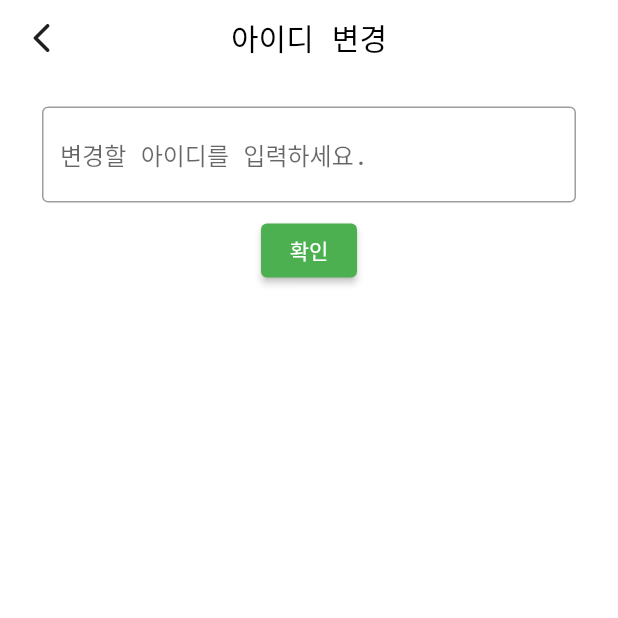
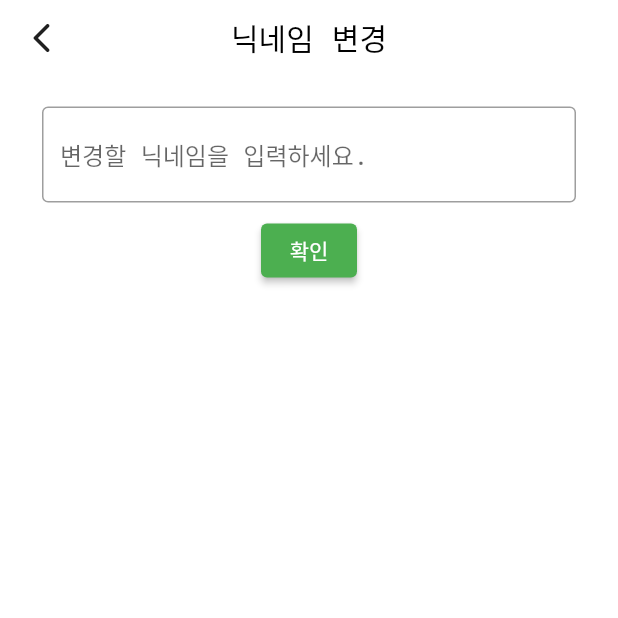
Before and after one commit to Seohyun-Back/RouF, a Flutter app: the ChangeUserId screen opened directly, on a phone screen of 412 x 824 dp, the top half of it. Run offline on Flutter 3.47's test engine with Material 2 defaults, Android fonts, the light colour scheme and no system bars; our stand-ins replace cloud_firestore, firebase_auth, firebase_core, flutter_calendar_carousel, modal_progress_hud_nsn; missing offline and left inert: flutterfire_ui; accounts and stored records are empty.

Commit message:
살짝쿵 보완

```diff
--- a/lib/screens/sidebar/settings_category/mypage.dart
+++ b/lib/screens/sidebar/settings_category/mypage.dart
@@ -1,5 +1,4 @@
-import 'package:RouF/screens/sidebar/settings_category/mypage_category/changeEmail.dart';
-import 'package:RouF/screens/sidebar/settings_category/mypage_category/changeUserId.dart';
+import 'package:RouF/screens/sidebar/settings_category/mypage_category/changeUserName.dart';
 import 'package:flutter/material.dart';
 import 'package:RouF/globals.dart' as globals;
 
@@ -73,7 +72,7 @@ class MyPage extends StatelessWidget {
                             contentPadding: EdgeInsets.symmetric(
                                 horizontal: 10.0, vertical: 0.0),
                             horizontalTitleGap: 5.0,
-                            title: Text('아이디',
+                            title: Text('닉네임',
                                 style: TextStyle(
                                   fontFamily: 'Mono',
                                   fontWeight: FontWeight.w400,
@@ -84,7 +83,7 @@ class MyPage extends StatelessWidget {
                               size: 13,
                             ),
                             onTap: () {
-                              print("아이디 is clicked");
+                              print("닉네임 is clicked");
                               Navigator.push(
                                 context,
                                 MaterialPageRoute(builder: (context) {
@@ -93,31 +92,31 @@ class MyPage extends StatelessWidget {
                               );
                             },
                           ),
-                          Divider(),
-                          ListTile(
-                              visualDensity: VisualDensity(vertical: -3.0),
-                              contentPadding: EdgeInsets.symmetric(
-                                  horizontal: 10.0, vertical: 0),
-                              horizontalTitleGap: 5.0,
-                              title: Text('이메일',
-                                  style: TextStyle(
-                                    fontFamily: 'Mono',
-                                    fontWeight: FontWeight.w400,
-                                  )),
-                              trailing: Icon(
-                                Icons.arrow_forward_ios_rounded,
-                                color: Colors.black,
-                                size: 13,
-                              ),
-                              onTap: () {
-                                print("이메일 is clicked");
-                                Navigator.push(
-                                  context,
-                                  MaterialPageRoute(builder: (context) {
-                                    return ChangeEmail();
-                                  }),
-                                );
-                              }),
+                          // Divider(),
+                          // ListTile(
+                          //     visualDensity: VisualDensity(vertical: -3.0),
+                          //     contentPadding: EdgeInsets.symmetric(
+                          //         horizontal: 10.0, vertical: 0),
+                          //     horizontalTitleGap: 5.0,
+                          //     title: Text('이메일',
+                          //         style: TextStyle(
+                          //           fontFamily: 'Mono',
+                          //           fontWeight: FontWeight.w400,
+                          //         )),
+                          //     trailing: Icon(
+                          //       Icons.arrow_forward_ios_rounded,
+                          //       color: Colors.black,
+                          //       size: 13,
+                          //     ),
+                          //     onTap: () {
+                          //       print("이메일 is clicked");
+                          //       Navigator.push(
+                          //         context,
+                          //         MaterialPageRoute(builder: (context) {
+                          //           return ChangeEmail();
+                          //         }),
+                          //       );
+                          //     }),
                           Divider(),
                           ListTile(
                             // minVerticalPadding: -10.0,
--- a/lib/screens/sidebar/settings_category/mypage_category/changeUserId.dart
+++ /dev/null
@@ -1,70 +0,0 @@
-import 'package:flutter/material.dart';
-
-class ChangeUserId extends StatefulWidget {
-  const ChangeUserId({Key? key}) : super(key: key);
-
-  @override
-  State<ChangeUserId> createState() => _ChangeUserIdState();
-}
-
-class _ChangeUserIdState extends State<ChangeUserId> {
-  @override
-  Widget build(BuildContext context) {
-    return Scaffold(
-      backgroundColor: Colors.white,
-      appBar: PreferredSize(
-        preferredSize: Size.fromHeight(50.0), // AppBar 사이즈 지정
-        child: AppBar(
-          backgroundColor: Colors.white, // AppBar 색상 지정
-          title: Text('아이디 변경', style: TextStyle(color: Colors.black)),
-
-          leading: IconButton(
-            onPressed: () {
-              Navigator.pop(context);
-            },
-            icon: Icon(Icons.arrow_back_ios_rounded),
-          ),
-
-          iconTheme: IconThemeData(color: Color.fromARGB(255, 32, 32, 32)),
-          elevation: 0.0,
-
-          centerTitle: true,
-        ),
-      ),
-      body: SafeArea(
-        child: Container(
-            padding: EdgeInsets.fromLTRB(20, 10, 20, 0),
-            child: Column(
-              crossAxisAlignment: CrossAxisAlignment.center,
-              children: [
-                SizedBox(
-                  height: 3,
-                ),
-                Container(
-                  margin: EdgeInsets.all(8),
-                  child: TextField(
-                    decoration: InputDecoration(
-                      border: OutlineInputBorder(),
-                      hintText: '변경할 아이디를 입력하세요.',
-                    ),
-                  ),
-                ),
-                ElevatedButton(
-                  style: ElevatedButton.styleFrom(
-                    primary: Colors.green,
-                  ),
-                  onPressed: () {
-                    ScaffoldMessenger.of(context).showSnackBar(SnackBar(
-                      content: Text("사용자 정보 변경은 준비중인 기능입니다."),
-                    ));
-                    //_handleSubmitted;
-                    Navigator.pop(context);
-                  },
-                  child: Text('확인'),
-                )
-              ],
-            )),
-      ),
-    );
-  }
-}
--- a/lib/screens/sidebar/settings_category/mypage_category/changeEmail.dart
+++ b/lib/screens/sidebar/settings_category/mypage_category/changeUserName.dart
@@ -1,13 +1,17 @@
+import 'package:cloud_firestore/cloud_firestore.dart';
 import 'package:flutter/material.dart';
+import 'package:RouF/globals.dart' as globals;
 
-class ChangeEmail extends StatefulWidget {
-  const ChangeEmail({Key? key}) : super(key: key);
+class ChangeUserId extends StatefulWidget {
+  const ChangeUserId({Key? key}) : super(key: key);
 
   @override
-  State<ChangeEmail> createState() => _ChangeEmailState();
+  State<ChangeUserId> createState() => _ChangeUserIdState();
 }
 
-class _ChangeEmailState extends State<ChangeEmail> {
+class _ChangeUserIdState extends State<ChangeUserId> {
+  String newUsername = '';
+  final TextEditingController _textController = new TextEditingController();
   @override
   Widget build(BuildContext context) {
     return Scaffold(
@@ -16,7 +20,7 @@ class _ChangeEmailState extends State<ChangeEmail> {
         preferredSize: Size.fromHeight(50.0), // AppBar 사이즈 지정
         child: AppBar(
           backgroundColor: Colors.white, // AppBar 색상 지정
-          title: Text('이메일 변경', style: TextStyle(color: Colors.black)),
+          title: Text('닉네임 변경', style: TextStyle(color: Colors.black)),
 
           leading: IconButton(
             onPressed: () {
@@ -45,8 +49,9 @@ class _ChangeEmailState extends State<ChangeEmail> {
                   child: TextField(
                     decoration: InputDecoration(
                       border: OutlineInputBorder(),
-                      hintText: '변경할 이메일을 입력하세요.',
+                      hintText: '변경할 닉네임을 입력하세요.',
                     ),
+                    controller: _textController,
                   ),
                 ),
                 ElevatedButton(
@@ -54,6 +59,19 @@ class _ChangeEmailState extends State<ChangeEmail> {
                     primary: Colors.green,
                   ),
                   onPressed: () {
+                    // newUsername = _textController.text;
+                    // _textController.text = '';
+                    // print(globals.currentUid);
+                    // print(newUsername);
+                    // FirebaseFirestore.instance
+                    //     .collection('user')
+                    //     .doc(globals.currentUid)
+                    //     .set({
+                    //   'email': globals.currentEmail,
+                    //   'statusKey': globals.statusKey,
+                    //   'userName': newUsername,
+                    //   'userUID': globals.currentUid,
+                    // });
                     ScaffoldMessenger.of(context).showSnackBar(SnackBar(
                       content: Text("사용자 정보 변경은 준비중인 기능입니다."),
                     ));
```
Also changed, not shown: lib/component/task_list.dart (+11 -3 lines), pubspec.yaml (+6 -1 lines), assets/images/icon.png (added), pubspec.lock, 23 other files.
